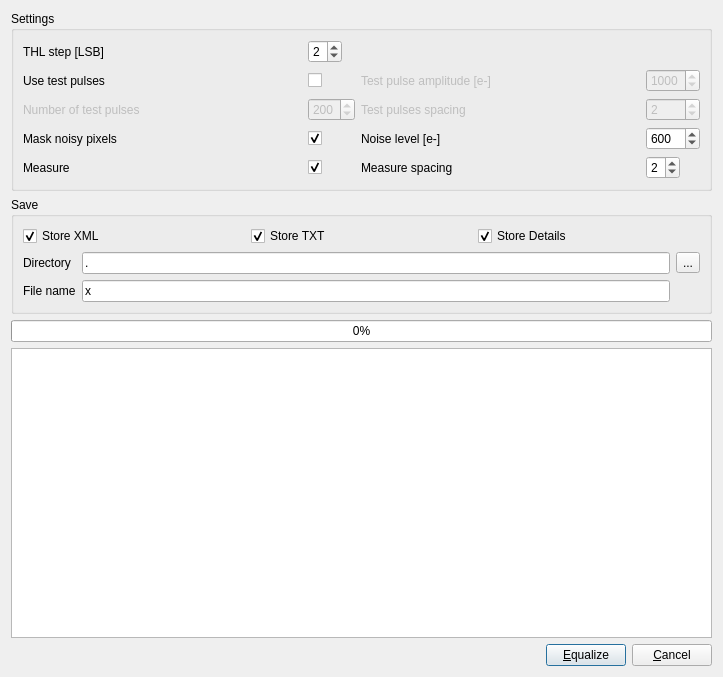
Qt form python/ui/EqualizeForm.ui (navrit/dexter) before a commit.
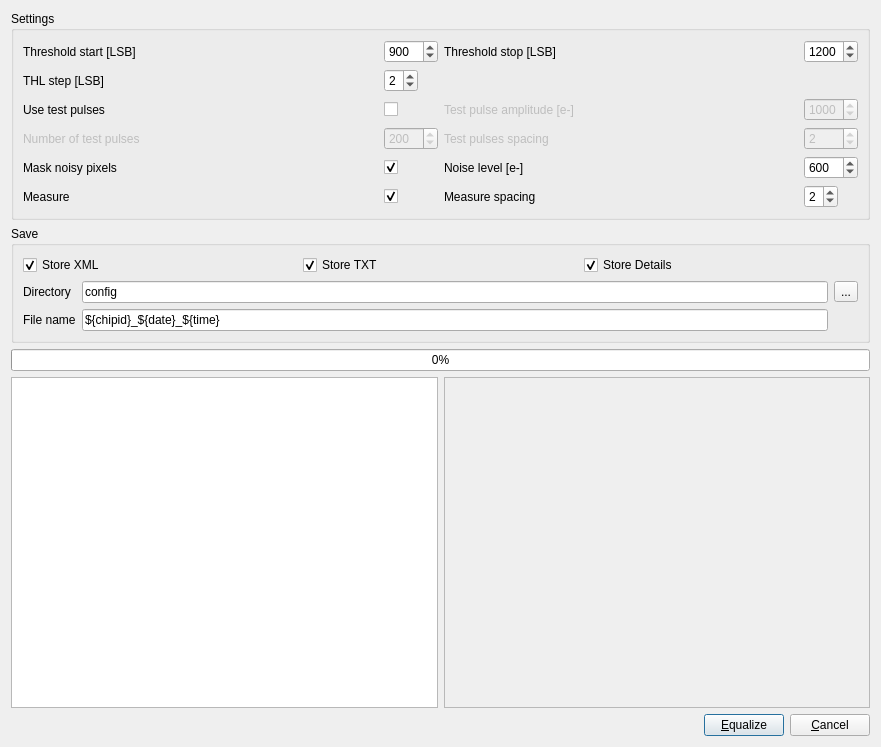
The same form after that commit. Custom widgets are drawn as their Qt base class.

Commit message: [python] equalize_x.py recovered for Xavi

```diff
--- a/python/ui/EqualizeForm.ui
+++ b/python/ui/EqualizeForm.ui
@@ -6,8 +6,8 @@
    <rect>
     <x>0</x>
     <y>0</y>
-    <width>723</width>
-    <height>677</height>
+    <width>881</width>
+    <height>747</height>
    </rect>
   </property>
   <property name="windowTitle">
@@ -22,23 +22,7 @@
      <layout class="QVBoxLayout" name="verticalLayout_3">
       <item>
        <layout class="QGridLayout" name="gridLayout">
-        <item row="3" column="5">
-         <widget class="QSpinBox" name="spinTPSpacing">
-          <property name="enabled">
-           <bool>false</bool>
-          </property>
-          <property name="minimum">
-           <number>1</number>
-          </property>
-          <property name="maximum">
-           <number>4</number>
-          </property>
-          <property name="value">
-           <number>2</number>
-          </property>
-         </widget>
-        </item>
-        <item row="4" column="5">
+        <item row="5" column="5">
          <widget class="QSpinBox" name="spinNoiseLevel">
           <property name="maximum">
            <number>2000</number>
@@ -48,7 +32,91 @@
           </property>
          </widget>
         </item>
-        <item row="3" column="1">
+        <item row="6" column="5">
+         <widget class="QSpinBox" name="spinMeasureSpacing">
+          <property name="sizePolicy">
+           <sizepolicy hsizetype="Fixed" vsizetype="Fixed">
+            <horstretch>0</horstretch>
+            <verstretch>0</verstretch>
+           </sizepolicy>
+          </property>
+          <property name="minimum">
+           <number>1</number>
+          </property>
+          <property name="maximum">
+           <number>4</number>
+          </property>
+          <property name="value">
+           <number>2</number>
+          </property>
+         </widget>
+        </item>
+        <item row="2" column="0">
+         <widget class="QLabel" name="label">
+          <property name="text">
+           <string>THL step [LSB]</string>
+          </property>
+         </widget>
+        </item>
+        <item row="2" column="1">
+         <widget class="QSpinBox" name="spinThStep">
+          <property name="sizePolicy">
+           <sizepolicy hsizetype="Fixed" vsizetype="Fixed">
+            <horstretch>0</horstretch>
+            <verstretch>0</verstretch>
+           </sizepolicy>
+          </property>
+          <property name="specialValueText">
+           <string/>
+          </property>
+          <property name="suffix">
+           <string/>
+          </property>
+          <property name="minimum">
+           <number>1</number>
+          </property>
+          <property name="maximum">
+           <number>8</number>
+          </property>
+          <property name="value">
+           <number>2</number>
+          </property>
+         </widget>
+        </item>
+        <item row="3" column="5">
+         <widget class="QSpinBox" name="spinTPAmplitude">
+          <property name="enabled">
+           <bool>false</bool>
+          </property>
+          <property name="maximum">
+           <number>2000</number>
+          </property>
+          <property name="value">
+           <number>1000</number>
+          </property>
+         </widget>
+        </item>
+        <item row="5" column="1">
+         <widget class="QCheckBox" name="checkMaskNoisy">
+          <property name="text">
+           <string/>
+          </property>
+          <property name="checked">
+           <bool>true</bool>
+          </property>
+         </widget>
+        </item>
+        <item row="4" column="3">
+         <widget class="QLabel" name="labelTPSpacing">
+          <property name="enabled">
+           <bool>false</bool>
+          </property>
+          <property name="text">
+           <string>Test pulses spacing</string>
+          </property>
+         </widget>
+        </item>
+        <item row="4" column="1">
          <widget class="QSpinBox" name="spinTPNumber">
           <property name="enabled">
            <bool>false</bool>
@@ -64,71 +132,21 @@
           </property>
          </widget>
         </item>
-        <item row="2" column="5">
-         <widget class="QSpinBox" name="spinTPAmplitude">
-          <property name="enabled">
-           <bool>false</bool>
-          </property>
-          <property name="maximum">
-           <number>2000</number>
-          </property>
-          <property name="value">
-           <number>1000</number>
+        <item row="6" column="3">
+         <widget class="QLabel" name="label_4">
+          <property name="text">
+           <string>Measure spacing</string>
           </property>
          </widget>
         </item>
-        <item row="2" column="0">
+        <item row="3" column="0">
          <widget class="QLabel" name="label_3">
           <property name="text">
            <string>Use test pulses</string>
           </property>
          </widget>
         </item>
-        <item row="1" column="0">
-         <widget class="QLabel" name="label">
-          <property name="text">
-           <string>THL step [LSB]</string>
-          </property>
-         </widget>
-        </item>
-        <item row="4" column="3">
-         <widget class="QLabel" name="label_6">
-          <property name="text">
-           <string>Noise level [e-]</string>
-          </property>
-         </widget>
-        </item>
         <item row="4" column="0">
-         <widget class="QLabel" name="label_5">
-          <property name="text">
-           <string>Mask noisy pixels</string>
-          </property>
-         </widget>
-        </item>
-        <item row="2" column="3">
-         <widget class="QLabel" name="labelTPAmp">
-          <property name="enabled">
-           <bool>false</bool>
-          </property>
-          <property name="text">
-           <string>Test pulse amplitude [e-]</string>
-          </property>
-         </widget>
-        </item>
-        <item row="2" column="1">
-         <widget class="QCheckBox" name="checkUseTP">
-          <property name="sizePolicy">
-           <sizepolicy hsizetype="Fixed" vsizetype="Fixed">
-            <horstretch>0</horstretch>
-            <verstretch>0</verstretch>
-           </sizepolicy>
-          </property>
-          <property name="text">
-           <string/>
-          </property>
-         </widget>
-        </item>
-        <item row="3" column="0">
          <widget class="QLabel" name="labelTPNumber">
           <property name="enabled">
            <bool>false</bool>
@@ -138,72 +156,54 @@
           </property>
          </widget>
         </item>
-        <item row="1" column="1">
-         <widget class="QSpinBox" name="spinTHLStep">
-          <property name="sizePolicy">
-           <sizepolicy hsizetype="Fixed" vsizetype="Fixed">
-            <horstretch>0</horstretch>
-            <verstretch>0</verstretch>
-           </sizepolicy>
-          </property>
-          <property name="specialValueText">
-           <string/>
-          </property>
-          <property name="suffix">
-           <string/>
-          </property>
-          <property name="minimum">
-           <number>1</number>
-          </property>
-          <property name="maximum">
-           <number>8</number>
-          </property>
-          <property name="value">
-           <number>2</number>
-          </property>
-         </widget>
-        </item>
-        <item row="4" column="1">
-         <widget class="QCheckBox" name="checkMaskNoisy">
-          <property name="text">
-           <string/>
-          </property>
-          <property name="checked">
-           <bool>true</bool>
-          </property>
-         </widget>
-        </item>
-        <item row="3" column="3">
-         <widget class="QLabel" name="labelTPSpacing">
-          <property name="enabled">
-           <bool>false</bool>
-          </property>
-          <property name="text">
-           <string>Test pulses spacing</string>
-          </property>
-         </widget>
-        </item>
-        <item row="5" column="0">
+        <item row="6" column="0">
          <widget class="QLabel" name="label_2">
           <property name="text">
            <string>Measure</string>
           </property>
          </widget>
         </item>
+        <item row="3" column="1">
+         <widget class="QCheckBox" name="checkUseTP">
+          <property name="sizePolicy">
+           <sizepolicy hsizetype="Fixed" vsizetype="Fixed">
+            <horstretch>0</horstretch>
+            <verstretch>0</verstretch>
+           </sizepolicy>
+          </property>
+          <property name="text">
+           <string/>
+          </property>
+         </widget>
+        </item>
+        <item row="3" column="3">
+         <widget class="QLabel" name="labelTPAmp">
+          <property name="enabled">
+           <bool>false</bool>
+          </property>
+          <property name="text">
+           <string>Test pulse amplitude [e-]</string>
+          </property>
+         </widget>
+        </item>
+        <item row="5" column="0">
+         <widget class="QLabel" name="label_5">
+          <property name="text">
+           <string>Mask noisy pixels</string>
+          </property>
+         </widget>
+        </item>
         <item row="5" column="3">
-         <widget class="QLabel" name="label_4">
+         <widget class="QLabel" name="label_6">
           <property name="text">
-           <string>Measure spacing</string>
+           <string>Noise level [e-]</string>
           </property>
          </widget>
         </item>
-        <item row="5" column="5">
-         <widget class="QSpinBox" name="spinMeasureSpacing">
-          <property name="sizePolicy">
-           <sizepolicy hsizetype="Fixed" vsizetype="Fixed">
-            <horstretch>0</horstretch>
-            <verstretch>0</verstretch>
-           </sizepolicy>
+        <item row="4" column="5">
+         <widget class="QSpinBox" name="spinTPSpacing">
+          <property name="enabled">
+           <bool>false</bool>
           </property>
           <property name="minimum">
            <number>1</number>
@@ -216,7 +216,7 @@
           </property>
          </widget>
         </item>
-        <item row="5" column="1">
+        <item row="6" column="1">
          <widget class="QCheckBox" name="checkMeasure">
           <property name="sizePolicy">
            <sizepolicy hsizetype="Fixed" vsizetype="Fixed">
@@ -232,6 +232,70 @@
           </property>
          </widget>
         </item>
+        <item row="1" column="0">
+         <widget class="QLabel" name="label_7">
+          <property name="text">
+           <string>Threshold start [LSB]</string>
+          </property>
+         </widget>
+        </item>
+        <item row="1" column="3">
+         <widget class="QLabel" name="label_8">
+          <property name="text">
+           <string>Threshold stop [LSB]</string>
+          </property>
+         </widget>
+        </item>
+        <item row="1" column="1">
+         <widget class="QSpinBox" name="spinThStart">
+          <property name="sizePolicy">
+           <sizepolicy hsizetype="Fixed" vsizetype="Fixed">
+            <horstretch>0</horstretch>
+            <verstretch>0</verstretch>
+           </sizepolicy>
+          </property>
+          <property name="specialValueText">
+           <string/>
+          </property>
+          <property name="suffix">
+           <string/>
+          </property>
+          <property name="minimum">
+           <number>1</number>
+          </property>
+          <property name="maximum">
+           <number>2000</number>
+          </property>
+          <property name="value">
+           <number>900</number>
+          </property>
+         </widget>
+        </item>
+        <item row="1" column="5">
+         <widget class="QSpinBox" name="spinThStop">
+          <property name="sizePolicy">
+           <sizepolicy hsizetype="Fixed" vsizetype="Fixed">
+            <horstretch>0</horstretch>
+            <verstretch>0</verstretch>
+           </sizepolicy>
+          </property>
+          <property name="specialValueText">
+           <string/>
+          </property>
+          <property name="suffix">
+           <string/>
+          </property>
+          <property name="minimum">
+           <number>1</number>
+          </property>
+          <property name="maximum">
+           <number>2000</number>
+          </property>
+          <property name="value">
+           <number>1200</number>
+          </property>
+         </widget>
+        </item>
        </layout>
       </item>
      </layout>
@@ -285,7 +349,7 @@
            <string/>
           </property>
           <property name="text">
-           <string>x</string>
+           <string>${chipid}_${date}_${time}</string>
           </property>
          </widget>
         </item>
@@ -299,7 +363,7 @@
         <item row="0" column="1">
          <widget class="QLineEdit" name="lineDirectory">
           <property name="text">
-           <string>.</string>
+           <string>config</string>
           </property>
          </widget>
         </item>
@@ -330,16 +394,42 @@
     </widget>
    </item>
    <item>
-    <widget class="QTextEdit" name="textEdit">
-     <property name="font">
-      <font>
-       <family>Andale Mono</family>
-      </font>
-     </property>
-     <property name="readOnly">
-      <bool>true</bool>
-     </property>
-    </widget>
+    <layout class="QHBoxLayout" name="horizontalLayout_3">
+     <item>
+      <widget class="QTextEdit" name="textEdit">
+       <property name="sizePolicy">
+        <sizepolicy hsizetype="Expanding" vsizetype="Expanding">
+         <horstretch>1</horstretch>
+         <verstretch>1</verstretch>
+        </sizepolicy>
+       </property>
+       <property name="font">
+        <font>
+         <family>Andale Mono</family>
+        </font>
+       </property>
+       <property name="readOnly">
+        <bool>true</bool>
+       </property>
+      </widget>
+     </item>
+     <item>
+      <widget class="HistogramPlot" name="histogram">
+       <property name="sizePolicy">
+        <sizepolicy hsizetype="Preferred" vsizetype="Preferred">
+         <horstretch>1</horstretch>
+         <verstretch>1</verstretch>
+        </sizepolicy>
+       </property>
+       <property name="frameShape">
+        <enum>QFrame::StyledPanel</enum>
+       </property>
+       <property name="frameShadow">
+        <enum>QFrame::Raised</enum>
+       </property>
+      </widget>
+     </item>
+    </layout>
    </item>
    <item>
     <layout class="QHBoxLayout" name="horizontalLayout">
@@ -374,6 +464,14 @@
    </item>
   </layout>
  </widget>
+ <customwidgets>
+  <customwidget>
+   <class>HistogramPlot</class>
+   <extends>QFrame</extends>
+   <header>HistogramPlot</header>
+   <container>1</container>
+  </customwidget>
+ </customwidgets>
  <resources/>
  <connections/>
 </ui>
```
The commit also changes 7 other files.
